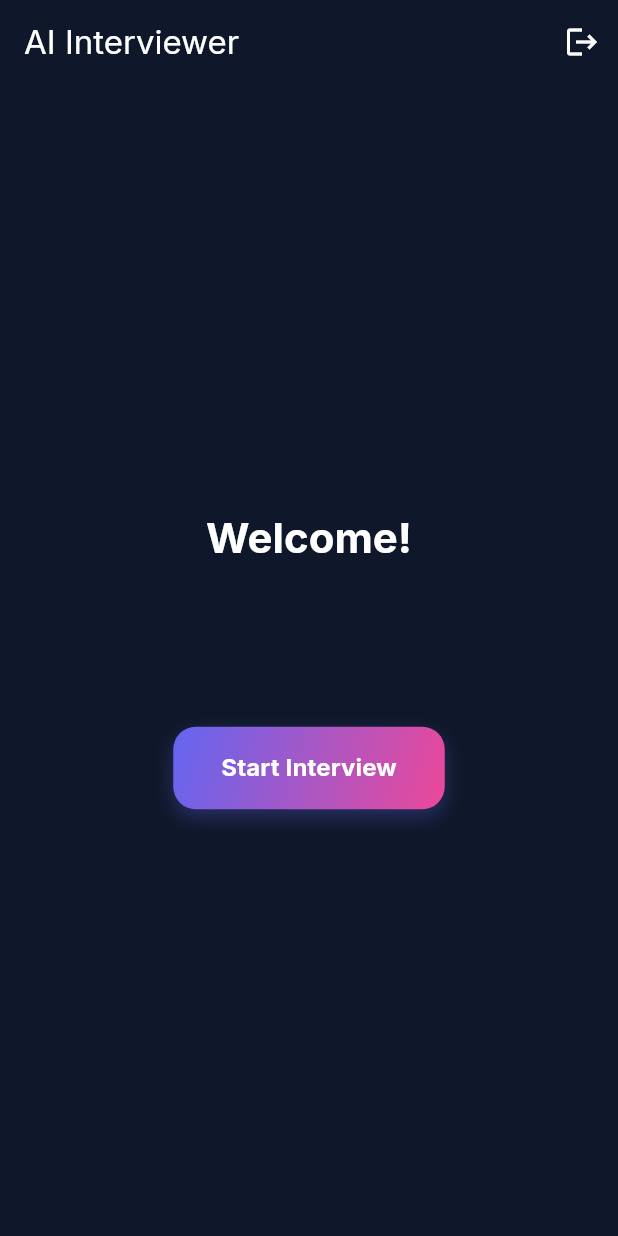
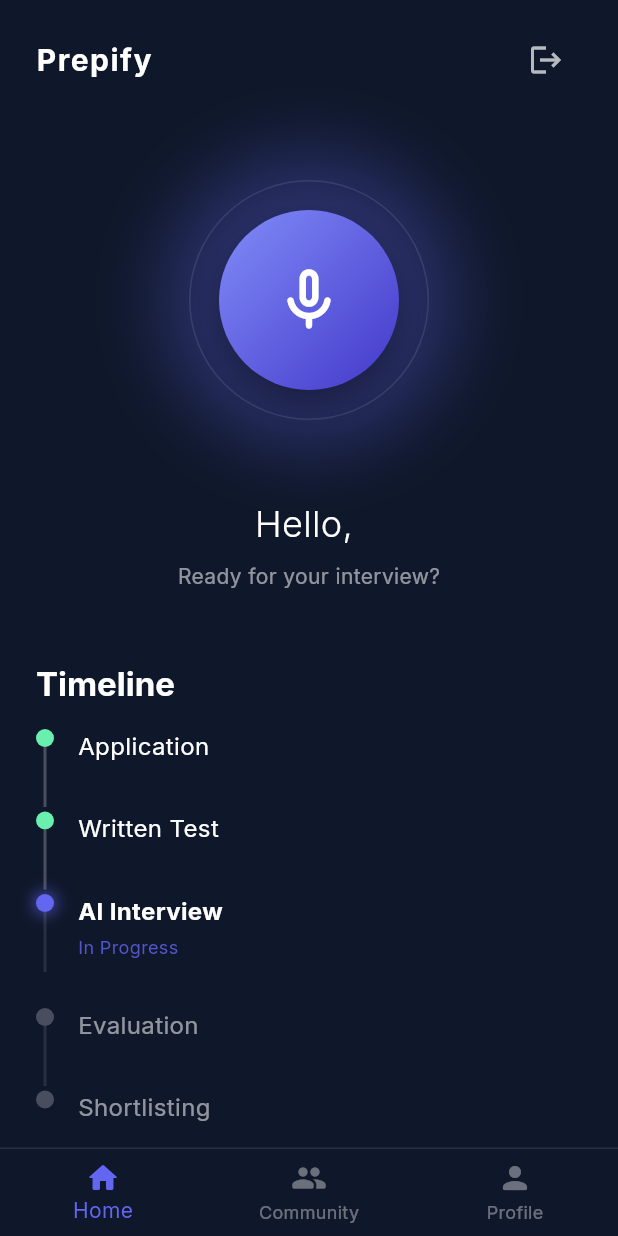
Before and after one commit to nikhilsmurali/interview-app, a Flutter app: the screen it shows once a user with an empty profile is signed in, after a tap on the "logout" icon, on a phone screen of 412 x 824 dp. Run offline on Flutter 3.47's test engine with Material 3 defaults, Android fonts, the phone set to English and light mode, and no system bars; drawn by our look-alikes of flutter_animate; our stand-ins replace cloud_firestore, firebase_auth, firebase_core, font_awesome_flutter, google_fonts, google_sign_in; accounts and stored records are empty.

Commit message:
2nd commit

```diff
--- a/lib/features/auth/widgets/auth_text_field.dart
+++ b/lib/features/auth/widgets/auth_text_field.dart
@@ -5,13 +5,15 @@ class AuthTextField extends StatelessWidget {
   final IconData icon;
   final bool obscureText;
   final TextInputType keyboardType;
+  final TextEditingController? controller;
 
-  AuthTextField({
+  const AuthTextField({
     super.key,
     required this.hintText,
     required this.icon,
     this.obscureText = false,
     this.keyboardType = TextInputType.text,
+    this.controller,
   });
 
   @override
@@ -22,6 +24,7 @@ class AuthTextField extends StatelessWidget {
         borderRadius: BorderRadius.circular(15),
       ),
       child: TextField(
+        controller: controller,
         obscureText: obscureText,
         keyboardType: keyboardType,
         style: const TextStyle(color: Colors.white),
--- a/lib/features/home/screens/home_screen.dart
+++ b/lib/features/home/screens/home_screen.dart
@@ -1,67 +1,124 @@
-import 'package:ai_interviewer/core/theme/app_theme.dart';
 import 'package:ai_interviewer/features/auth/services/auth_service.dart';
-import 'package:ai_interviewer/features/auth/widgets/primary_button.dart';
+import 'package:ai_interviewer/features/home/screens/profile_tab.dart';
+import 'package:ai_interviewer/features/home/widgets/ai_avatar.dart';
+import 'package:ai_interviewer/features/home/widgets/process_timeline.dart';
 import 'package:flutter/material.dart';
 import 'package:provider/provider.dart';
 
-class HomeScreen extends StatelessWidget {
+class HomeScreen extends StatefulWidget {
   const HomeScreen({super.key});
+
+  @override
+  State<HomeScreen> createState() => _HomeScreenState();
+}
+
+class _HomeScreenState extends State<HomeScreen> {
+  int _currentIndex = 0;
+
+  final List<Widget> _tabs = [
+    const HomeDashboard(),
+    const Center(child: Text('Community Coming Soon', style: TextStyle(color: Colors.white))),
+    const ProfileTab(),
+  ];
+
+  @override
+  Widget build(BuildContext context) {
+    return Scaffold(
+      body: SafeArea(
+        child: IndexedStack(
+          index: _currentIndex,
+          children: _tabs,
+        ),
+      ),
+      bottomNavigationBar: Container(
+        decoration: BoxDecoration(
+          color: const Color(0xFF0F172A).withValues(alpha: 0.9),
+          border: Border(top: BorderSide(color: Colors.white.withValues(alpha: 0.1))),
+        ),
+        child: BottomNavigationBar(
+          currentIndex: _currentIndex,
+          onTap: (index) => setState(() => _currentIndex = index),
+          backgroundColor: Colors.transparent,
+          elevation: 0,
+          selectedItemColor: const Color(0xFF6366F1),
+          unselectedItemColor: Colors.white38,
+          items: const [
+            BottomNavigationBarItem(icon: Icon(Icons.home_rounded), label: 'Home'),
+            BottomNavigationBarItem(icon: Icon(Icons.people_rounded), label: 'Community'),
+            BottomNavigationBarItem(icon: Icon(Icons.person_rounded), label: 'Profile'),
+          ],
+        ),
+      ),
+    );
+  }
+}
+
+class HomeDashboard extends StatelessWidget {
+  const HomeDashboard({super.key});
 
   @override
   Widget build(BuildContext context) {
     final user = Provider.of<AuthService>(context).user;
 
-    return Scaffold(
-      appBar: AppBar(
-        title: const Text('AI Interviewer'),
-        backgroundColor: Colors.transparent,
-        elevation: 0,
-        actions: [
+    return SingleChildScrollView(
+      child: Column(
+        children: [
+          // Header
+          Padding(
+            padding: const EdgeInsets.symmetric(horizontal: 24, vertical: 16),
+            child: Row(
+              mainAxisAlignment: MainAxisAlignment.spaceBetween,
+              children: [
+                const Text(
+                  'Prepify',
+                  style: TextStyle(
+                    color: Colors.white,
+                    fontSize: 20,
+                    fontWeight: FontWeight.bold,
+                    letterSpacing: 1,
+                  ),
+                ),
                 IconButton(
-            icon: const Icon(Icons.logout),
+                  icon: const Icon(Icons.logout, color: Colors.white70),
                   onPressed: () {
                      Provider.of<AuthService>(context, listen: false).signOut();
                   },
                 ),
               ],
             ),
-      body: Center(
-        child: Column(
-          mainAxisAlignment: MainAxisAlignment.center,
-          children: [
+          ),
+
+          const SizedBox(height: 20),
+
+          // Hero: AI Avatar
+          const AiAvatar(),
+
+          const SizedBox(height: 32),
+
           Text(
-              'Welcome!',
-              style: Theme.of(context).textTheme.headlineMedium?.copyWith(
+            'Hello, ${user?.displayName?.split(' ')[0] ?? 'Candidate'}',
+            style: const TextStyle(
               color: Colors.white,
-                    fontWeight: FontWeight.bold,
+              fontSize: 24,
+              fontWeight: FontWeight.w300,
             ),
           ),
           const SizedBox(height: 8),
-            Text(
-              user?.email ?? 'User',
-              style: Theme.of(context).textTheme.bodyLarge?.copyWith(
-                    color: Colors.white70,
+          const Text(
+            'Ready for your interview?',
+            style: TextStyle(
+              color: Colors.white54,
+              fontSize: 14,
             ),
           ),
-             const SizedBox(height: 8),
-             Text(
-              user?.displayName ?? '',
-              style: Theme.of(context).textTheme.bodyMedium?.copyWith(
-                    color: Colors.white60,
-                  ),
-            ),
+
           const SizedBox(height: 48),
-            Padding(
-              padding: const EdgeInsets.symmetric(horizontal: 32),
-              child: PrimaryButton(
-                text: 'Start Interview',
-                onPressed: () {
-                  // TODO: Navigate to Interview Setup
-                },
-              ),
-            ),
+
+          // Vertical Timeline
+          const ProcessTimeline(),
+
+          const SizedBox(height: 40),
         ],
-        ),
       ),
     );
   }
--- /dev/null
+++ b/lib/features/home/screens/profile_tab.dart
@@ -0,0 +1,252 @@
+import 'package:ai_interviewer/core/services/firestore_service.dart';
+import 'package:ai_interviewer/features/auth/services/auth_service.dart';
+import 'package:ai_interviewer/features/auth/widgets/auth_text_field.dart';
+import 'package:ai_interviewer/features/auth/widgets/primary_button.dart';
+import 'package:ai_interviewer/features/home/models/candidate_profile.dart';
+import 'package:flutter/material.dart';
+import 'package:provider/provider.dart';
+
+class ProfileTab extends StatefulWidget {
+  const ProfileTab({super.key});
+
+  @override
+  State<ProfileTab> createState() => _ProfileTabState();
+}
+
+class _ProfileTabState extends State<ProfileTab> {
+  final TextEditingController _customCompanyController = TextEditingController();
+  final TextEditingController _customRoleController = TextEditingController();
+
+  String? _selectedCompany;
+  String? _selectedRole;
+  String? _experienceLevel;
+  String? _qualification;
+  bool _isLoading = false;
+
+  final List<String> _companies = [
+    'Google',
+    'Microsoft',
+    'Amazon',
+    'Meta',
+    'Netflix',
+    'Apple',
+    'Spotify',
+    'Other'
+  ];
+
+  final List<String> _roles = [
+    'Software Engineer',
+    'Frontend Developer',
+    'Backend Developer',
+    'Full Stack Developer',
+    'Mobile Developer',
+    'Product Manager',
+    'Data Scientist',
+    'UI/UX Designer',
+    'Other'
+  ];
+
+  final List<String> _experienceLevels = [
+    'Intern',
+    'Junior (0-2 years)',
+    'Mid (2-5 years)',
+    'Senior (5+ years)',
+    'Lead / Manager'
+  ];
+
+  final List<String> _qualifications = [
+    'High School',
+    'Bachelor\'s Degree',
+    'Master\'s Degree',
+    'PhD',
+    'Other'
+  ];
+
+  @override
+  void dispose() {
+    _customCompanyController.dispose();
+    _customRoleController.dispose();
+    super.dispose();
+  }
+
+  Future<void> _saveProfile() async {
+    final company = _selectedCompany == 'Other' ? _customCompanyController.text : _selectedCompany;
+    final role = _selectedRole == 'Other' ? _customRoleController.text : _selectedRole;
+
+    if (company == null || company.isEmpty ||
+        role == null || role.isEmpty ||
+        _experienceLevel == null ||
+        _qualification == null) {
+      ScaffoldMessenger.of(context).showSnackBar(
+        const SnackBar(content: Text('Please fill all fields')),
+      );
+      return;
+    }
+
+    setState(() => _isLoading = true);
+
+    try {
+      final user = Provider.of<AuthService>(context, listen: false).user;
+      if (user == null) return;
+
+      final profile = CandidateProfile(
+        uid: user.uid,
+        targetCompany: company,
+        targetRole: role,
+        experienceLevel: _experienceLevel!,
+        qualification: _qualification!,
+        createdAt: DateTime.now(),
+      );
+
+      await FirestoreService().saveProfile(profile);
+
+      if (mounted) {
+        ScaffoldMessenger.of(context).showSnackBar(
+          const SnackBar(content: Text('Profile Saved!')),
+        );
+      }
+    } catch (e) {
+      if (mounted) {
+        ScaffoldMessenger.of(context).showSnackBar(
+          SnackBar(content: Text('Error: $e')),
+        );
+      }
+    } finally {
+      if (mounted) {
+        setState(() => _isLoading = false);
+      }
+    }
+  }
+
+  Widget _buildDropdown({
+    required String? value,
+    required String hint,
+    required List<String> items,
+    required Function(String?) onChanged,
+  }) {
+    return Container(
+      padding: const EdgeInsets.symmetric(horizontal: 20, vertical: 4),
+      decoration: BoxDecoration(
+        color: Colors.white.withValues(alpha: 0.05),
+        borderRadius: BorderRadius.circular(15),
+      ),
+      child: DropdownButtonHideUnderline(
+        child: DropdownButton<String>(
+          value: value,
+          hint: Text(hint, style: const TextStyle(color: Colors.white38)),
+          isExpanded: true,
+          dropdownColor: const Color(0xFF1E1B4B),
+          style: const TextStyle(color: Colors.white),
+          icon: const Icon(Icons.arrow_drop_down, color: Colors.white70),
+          items: items.map((String value) {
+            return DropdownMenuItem<String>(
+              value: value,
+              child: Text(value),
+            );
+          }).toList(),
+          onChanged: onChanged,
+        ),
+      ),
+    );
+  }
+
+  @override
+  Widget build(BuildContext context) {
+    final user = Provider.of<AuthService>(context).user;
+
+    return SingleChildScrollView(
+      padding: const EdgeInsets.all(24),
+      child: Column(
+        crossAxisAlignment: CrossAxisAlignment.start,
+        children: [
+          Row(
+            mainAxisAlignment: MainAxisAlignment.spaceBetween,
+            children: [
+              Text(
+                'My Profile',
+                style: Theme.of(context).textTheme.headlineSmall?.copyWith(
+                      color: Colors.white,
+                      fontWeight: FontWeight.bold,
+                    ),
+              ),
+              IconButton(
+                icon: const Icon(Icons.logout, color: Colors.white70),
+                onPressed: () {
+                  Provider.of<AuthService>(context, listen: false).signOut();
+                },
+              ),
+            ],
+          ),
+          const SizedBox(height: 8),
+          Text(
+            'Keep your target details updated.',
+            style: Theme.of(context).textTheme.bodyLarge?.copyWith(
+                  color: Colors.white70,
+                ),
+          ),
+          const SizedBox(height: 32),
+
+          _buildDropdown(
+            value: _selectedCompany,
+            hint: 'Target Company',
+            items: _companies,
+            onChanged: (val) => setState(() => _selectedCompany = val),
+          ),
+          if (_selectedCompany == 'Other') ...[
+            const SizedBox(height: 8),
+            AuthTextField(
+              controller: _customCompanyController,
+              hintText: 'Enter Company Name',
+              icon: Icons.business,
+            ),
+          ],
+
+          const SizedBox(height: 16),
+
+          _buildDropdown(
+            value: _selectedRole,
+            hint: 'Target Role',
+            items: _roles,
+            onChanged: (val) => setState(() => _selectedRole = val),
+          ),
+          if (_selectedRole == 'Other') ...[
+            const SizedBox(height: 8),
+            AuthTextField(
+              controller: _customRoleController,
+              hintText: 'Enter Role Name',
+              icon: Icons.work_outline,
+            ),
+          ],
+
+          const SizedBox(height: 16),
+          _buildDropdown(
+            value: _experienceLevel,
+            hint: 'Experience Level',
+            items: _experienceLevels,
+            onChanged: (val) => setState(() => _experienceLevel = val),
+          ),
+
+          const SizedBox(height: 16),
+          _buildDropdown(
+            value: _qualification,
+            hint: 'Highest Qualification',
+            items: _qualifications,
+            onChanged: (val) => setState(() => _qualification = val),
+          ),
+
+          const SizedBox(height: 48),
+
+          SizedBox(
+            width: double.infinity,
+            child: _isLoading
+                ? const Center(child: CircularProgressIndicator())
+                : PrimaryButton(
+                    text: 'Save Changes',
+                    onPressed: _saveProfile,
+                  ),
+          ),
+        ],
+      ),
+    );
+  }
+}
--- /dev/null
+++ b/lib/features/home/widgets/ai_avatar.dart
@@ -0,0 +1,78 @@
+import 'package:flutter/material.dart';
+import 'package:flutter_animate/flutter_animate.dart';
+
+class AiAvatar extends StatelessWidget {
+  const AiAvatar({super.key});
+
+  @override
+  Widget build(BuildContext context) {
+    return SizedBox(
+      height: 200,
+      width: 200,
+      child: Stack(
+        alignment: Alignment.center,
+        children: [
+          // Outer Glow
+          Container(
+            width: 180,
+            height: 180,
+            decoration: BoxDecoration(
+              shape: BoxShape.circle,
+              boxShadow: [
+                BoxShadow(
+                  color: const Color(0xFF6366F1).withValues(alpha: 0.3),
+                  blurRadius: 40,
+                  spreadRadius: 10,
+                ),
+              ],
+            ),
+          ).animate(onPlay: (controller) => controller.repeat(reverse: true))
+           .scale(begin: const Offset(1, 1), end: const Offset(1.1, 1.1), duration: 2.seconds),
+
+          // Core Sphere
+          Container(
+            width: 120,
+            height: 120,
+            decoration: BoxDecoration(
+              shape: BoxShape.circle,
+              gradient: const LinearGradient(
+                colors: [Color(0xFF818CF8), Color(0xFF4338CA)],
+                begin: Alignment.topLeft,
+                end: Alignment.bottomRight,
+              ),
+              boxShadow: [
+                 BoxShadow(
+                  color: Colors.black.withValues(alpha: 0.3),
+                  blurRadius: 15,
+                  offset: const Offset(0, 10),
+                ),
+              ],
+            ),
+          ),
+
+          // Inner Rings (Orbiting)
+           Container(
+            width: 160,
+            height: 160,
+            decoration: BoxDecoration(
+              shape: BoxShape.circle,
+              border: Border.all(
+                color: Colors.white.withValues(alpha: 0.1),
+                width: 1,
+              ),
+            ),
+          ).animate(onPlay: (controller) => controller.repeat())
+           .rotate(duration: 10.seconds),
+
+          // Inner Tech details
+          const Icon(
+            Icons.mic_none_rounded, // Represents listening/AI
+            color: Colors.white,
+            size: 50,
+          ).animate(onPlay: (controller) => controller.repeat(reverse: true))
+           .fade(begin: 0.5, end: 1.0, duration: 1.5.seconds),
+        ],
+      ),
+    );
+  }
+}
--- /dev/null
+++ b/lib/features/home/widgets/process_timeline.dart
@@ -0,0 +1,117 @@
+import 'package:flutter/material.dart';
+import 'package:flutter_animate/flutter_animate.dart';
+
+class ProcessTimeline extends StatelessWidget {
+  const ProcessTimeline({super.key});
+
+  final List<Map<String, dynamic>> steps = const [
+    {'title': 'Application', 'isCompleted': true, 'isActive': false},
+    {'title': 'Written Test', 'isCompleted': true, 'isActive': false},
+    {'title': 'AI Interview', 'isCompleted': false, 'isActive': true},
+    {'title': 'Evaluation', 'isCompleted': false, 'isActive': false},
+    {'title': 'Shortlisting', 'isCompleted': false, 'isActive': false},
+  ];
+
+  @override
+  Widget build(BuildContext context) {
+    return Padding(
+      padding: const EdgeInsets.symmetric(horizontal: 24.0),
+      child: Column(
+        crossAxisAlignment: CrossAxisAlignment.start,
+        children: [
+          Text(
+            'Timeline',
+            style: Theme.of(context).textTheme.titleLarge?.copyWith(
+                  color: Colors.white,
+                  fontWeight: FontWeight.bold,
+                ),
+          ),
+          const SizedBox(height: 16),
+          ListView.builder(
+            shrinkWrap: true,
+            physics: const NeverScrollableScrollPhysics(),
+            itemCount: steps.length,
+            itemBuilder: (context, index) {
+              final step = steps[index];
+              final isLast = index == steps.length - 1;
+
+              return Row(
+                crossAxisAlignment: CrossAxisAlignment.start,
+                children: [
+                  // Timeline Line & Dot
+                  Column(
+                    children: [
+                      Container(
+                        width: 12,
+                        height: 12,
+                        decoration: BoxDecoration(
+                          shape: BoxShape.circle,
+                          color: step['isActive']
+                              ? const Color(0xFF6366F1)
+                              : step['isCompleted']
+                                  ? Colors.greenAccent
+                                  : Colors.white24,
+                          boxShadow: step['isActive']
+                              ? [
+                                  BoxShadow(
+                                    color: const Color(0xFF6366F1).withValues(alpha: 0.6),
+                                    blurRadius: 8,
+                                    spreadRadius: 2,
+                                  )
+                                ]
+                              : [],
+                        ),
+                      ),
+                      if (!isLast)
+                        Container(
+                          width: 2,
+                          height: 40,
+                          color: step['isCompleted']
+                               ? Colors.white24
+                               : Colors.white10,
+                        ),
+                    ],
+                  ),
+                  const SizedBox(width: 16),
+
+                  // Text Content
+                  Expanded(
+                    child: Column(
+                      crossAxisAlignment: CrossAxisAlignment.start,
+                      children: [
+                        Text(
+                          step['title'],
+                          style: TextStyle(
+                            color: step['isActive'] || step['isCompleted']
+                                ? Colors.white
+                                : Colors.white54,
+                            fontWeight: step['isActive']
+                                ? FontWeight.bold
+                                : FontWeight.normal,
+                            fontSize: 16,
+                          ),
+                        ),
+                        if (step['isActive'])
+                          Padding(
+                            padding: const EdgeInsets.only(top: 4.0),
+                            child: Text(
+                              'In Progress',
+                              style: TextStyle(
+                                color: const Color(0xFF6366F1).withValues(alpha: 0.8),
+                                fontSize: 12,
+                              ),
+                            ),
+                          ),
+                         const SizedBox(height: 32), // Spacing for next item
+                      ],
+                    ),
+                  ),
+                ],
+              ).animate().fadeIn(delay: (100 * index).ms).slideX(begin: 0.2);
+            },
+          ),
+        ],
+      ),
+    );
+  }
+}
--- a/lib/main.dart
+++ b/lib/main.dart
@@ -1,4 +1,4 @@
-..import 'package:ai_interviewer/core/services/firebase_service.dart';
+import 'package:ai_interviewer/core/services/firebase_service.dart';
 import 'package:ai_interviewer/core/theme/app_theme.dart';
 import 'package:ai_interviewer/features/auth/services/auth_service.dart';
 import 'package:ai_interviewer/features/auth/screens/landing_page.dart';
@@ -7,7 +7,6 @@ import 'package:ai_interviewer/features/auth/screens/signup_screen.dart';
 import 'package:ai_interviewer/features/home/screens/home_screen.dart';
 import 'package:flutter/material.dart';
 import 'package:provider/provider.dart';
-import 'package:firebase_auth/firebase_auth.dart';
 
 void main() async {
   WidgetsFlutterBinding.ensureInitialized();
```
Also changed, not shown: lib/core/services/firestore_service.dart (added, +29 -0 lines), lib/features/home/models/candidate_profile.dart (added, +39 -0 lines). Lines whose indentation alone changed are shown as unchanged.
